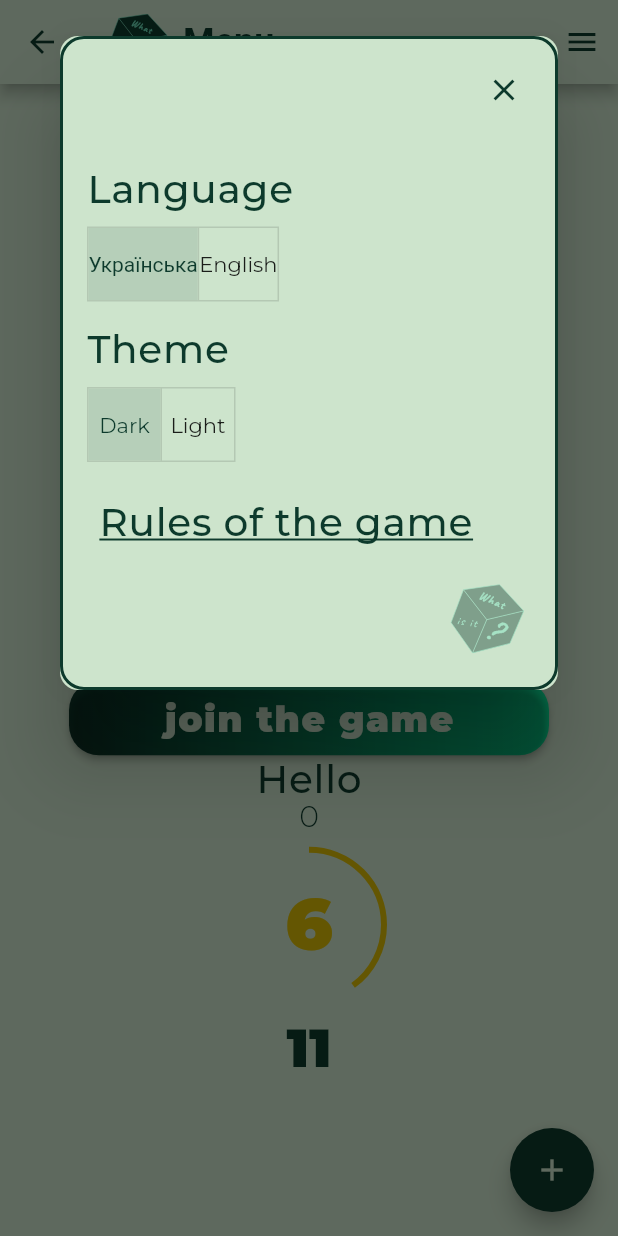
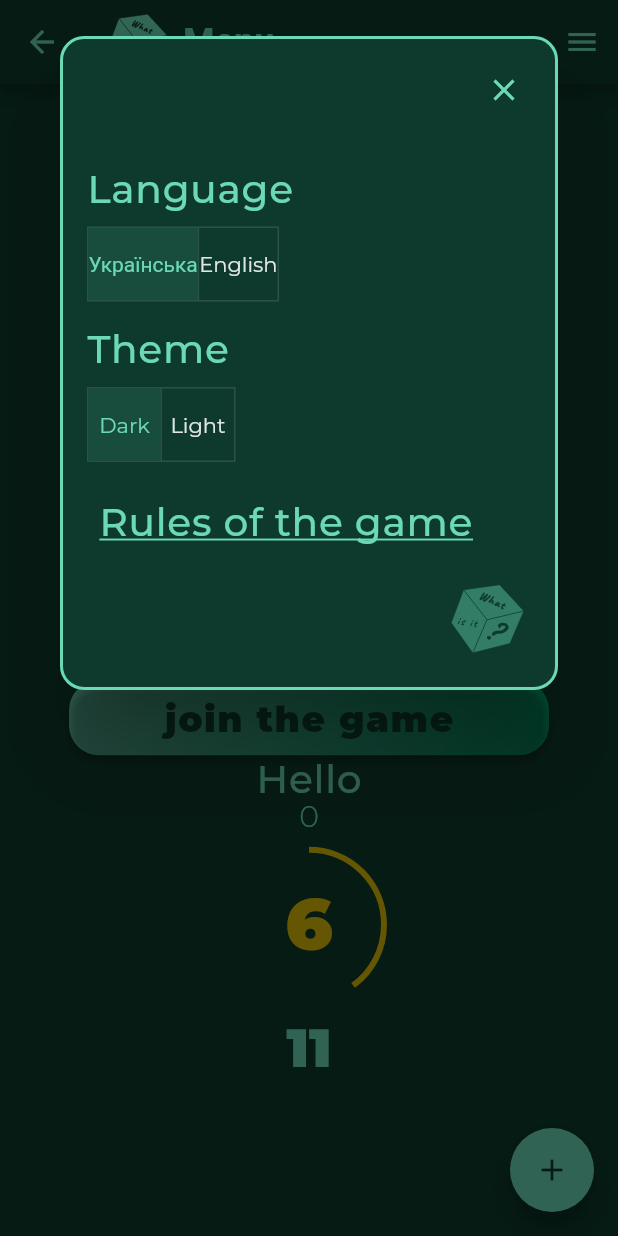
Before and after one commit to yutaDV/wordplay, a Flutter app: the screen it shows after launch, after a tap on the "menu" icon, on a phone screen of 412 x 824 dp. Run offline on Flutter 3.47's test engine with Material 2 defaults, Android fonts, the phone set to English and light mode, and no system bars; our stand-ins replace cloud_firestore, firebase_core, flutter_svg; accounts and stored records are empty; generated files the repository leaves out were written again; project files that could hold a hidden picture were left out.

Commit message:
chsnce theme

```diff
--- a/lib/controllers/theme_controler.dart
+++ b/lib/controllers/theme_controler.dart
@@ -2,6 +2,7 @@ import 'package:flutter/material.dart';
 
 class ThemeController {
   static bool isDarkTheme = true;
+  static ValueNotifier<bool> themeNotifier = ValueNotifier<bool>(isDarkTheme);
 
   static ThemeData getTheme() {
     return isDarkTheme ? ThemeData.dark() : ThemeData.light();
@@ -9,5 +10,6 @@ class ThemeController {
 
   static void switchTheme() {
     isDarkTheme = !isDarkTheme;
+    themeNotifier.value = isDarkTheme;
   }
 }
--- a/lib/game_app.dart
+++ b/lib/game_app.dart
@@ -18,12 +18,14 @@ class GameApp extends StatelessWidget {
 
   @override
   Widget build(BuildContext context) {
+    return ValueListenableBuilder(
+      valueListenable: ThemeController.themeNotifier,
+      builder: (context, value, child) {
         return MaterialApp(
           title: 'Flutter Demo',
-      theme: AppThemes.lightTheme,
-      //theme: ThemeController.getTheme(),
+          theme: value ? AppThemes.darkTheme : AppThemes.lightTheme,
           darkTheme: AppThemes.darkTheme,
-      themeMode: ThemeMode.light, //ThemeMode.system, Або ThemeMode.dark, Або ThemeMode.light
+          themeMode: value ? ThemeMode.dark : ThemeMode.light,
           localizationsDelegates: const [
             S.delegate,
             GlobalMaterialLocalizations.delegate,
@@ -34,8 +36,11 @@ class GameApp extends StatelessWidget {
           locale: const Locale('en'),
           home:  MyHomePage(title: 'Flutter Demo Home Page'),
         );
+      },
+    );
   }
 }
+
 
 class MyHomePage extends StatefulWidget {
   MyHomePage({Key? key, required this.title}) : super(key: key);
--- a/lib/ui/widget/burger_menu.dart
+++ b/lib/ui/widget/burger_menu.dart
@@ -3,16 +3,21 @@ import '../../controllers/theme_controler.dart';
 import '../../generated/l10n.dart';
 import 'logo.dart';
 
-class BurgerMenu extends StatelessWidget {
-  const BurgerMenu({Key? key});
+class BurgerMenu extends StatefulWidget {
+  const BurgerMenu({Key? key}) : super(key: key);
 
+  @override
+  _BurgerMenuState createState() => _BurgerMenuState();
+}
+
+class _BurgerMenuState extends State<BurgerMenu> {
   @override
   Widget build(BuildContext context) {
     final ThemeData theme = Theme.of(context);
     return Dialog(
       backgroundColor: theme.scaffoldBackgroundColor,
       shape: RoundedRectangleBorder(
-        borderRadius: BorderRadius.circular(12.0),
+        borderRadius: BorderRadius.circular(16.0),
       ),
       alignment: Alignment.topCenter,
       child: Container(
@@ -44,8 +49,7 @@ class BurgerMenu extends StatelessWidget {
             const SizedBox(height: 16),
             Padding(
               padding: const EdgeInsets.symmetric(horizontal: 16.0),
-              child: Text(S.of(context).language,
-                  style: theme.textTheme.titleMedium),
+              child: Text(S.of(context).language, style: theme.textTheme.titleMedium),
             ),
             const SizedBox(height: 10),
             Padding(
@@ -62,10 +66,9 @@ class BurgerMenu extends StatelessWidget {
               ),
             ),
             const SizedBox(height: 16),
-             Padding(
+            Padding(
               padding: EdgeInsets.symmetric(horizontal: 16.0),
-              child: Text(S.of(context).theme,
-                  style: theme.textTheme.titleMedium),
+              child: Text(S.of(context).theme, style: theme.textTheme.titleMedium),
             ),
             const SizedBox(height: 10),
             Padding(
@@ -73,25 +76,26 @@ class BurgerMenu extends StatelessWidget {
               child: ToggleButtons(
                 isSelected: [ThemeController.isDarkTheme, !ThemeController.isDarkTheme], // Приклад вибору, використовуйте власну логіку
                 children: [
-                  Text(S.of(context).dark), // Виклик локалізованого тексту "Темна"
-                  Text(S.of(context).light), // Виклик локалізованого тексту "Світла"
+                  Text(S.of(context).dark),
+                  Text(S.of(context).light),
                 ],
                 onPressed: (int index) {
-                  ThemeController.switchTheme(); // Виклик функції зміни теми
+                  setState(() {
+                    ThemeController.switchTheme(); // Оновлення теми за допомогою контролера теми
+                  });
                 },
               ),
             ),
-
             const SizedBox(height: 16),
             Padding(
               padding: const EdgeInsets.only(left: 16.0, right: 16.0, bottom: 16.0),
               child: TextButton(
                 onPressed: () {
-                  //Правила
+                  // Правила
                 },
                 child: Text(
-                    S.of(context).rules,
-                    style: theme.textTheme.titleMedium?.copyWith(decoration: TextDecoration.underline)
+                  S.of(context).rules,
+                  style: theme.textTheme.titleMedium?.copyWith(decoration: TextDecoration.underline),
                 ),
               ),
             ),
```
Lines whose indentation alone changed are shown as unchanged.
